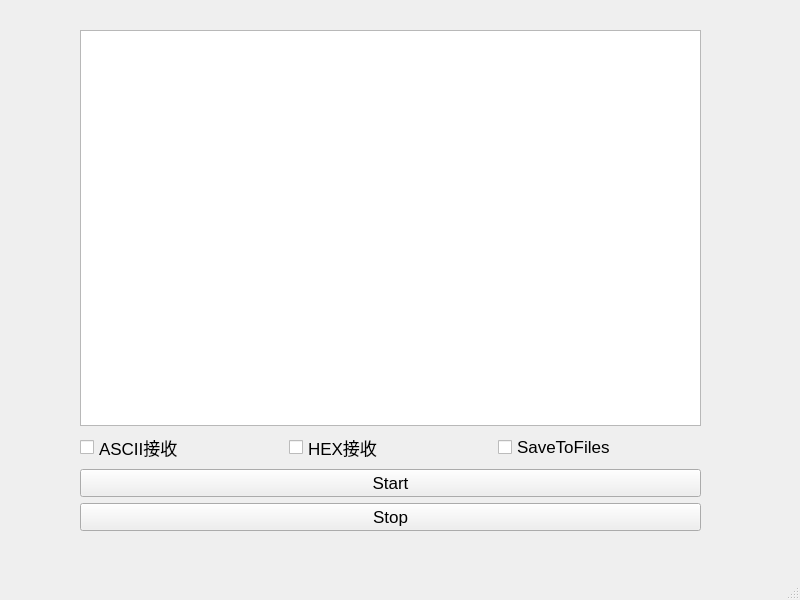
Above: mainwindow.ui from DIWEIKA/QtDemo_UDP_v2.2.4 before the change. Below: the same form after it.
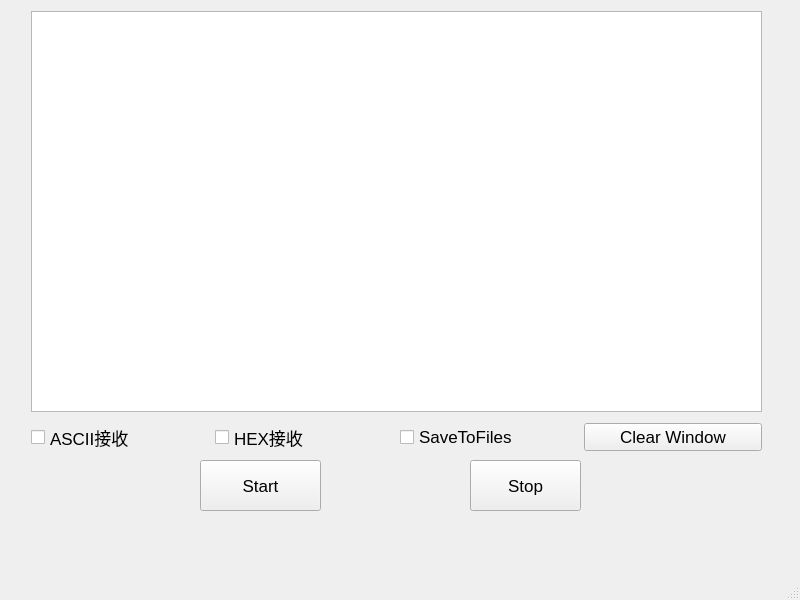
That is the form after the change.

```diff
--- a/mainwindow.ui
+++ b/mainwindow.ui
@@ -19,20 +19,51 @@
    <string>MainWindow</string>
   </property>
   <widget class="QWidget" name="centralwidget">
+   <widget class="QPushButton" name="pushButton_Start">
+    <property name="geometry">
+     <rect>
+      <x>200</x>
+      <y>460</y>
+      <width>121</width>
+      <height>51</height>
+     </rect>
+    </property>
+    <property name="text">
+     <string>Start</string>
+    </property>
+   </widget>
+   <widget class="QPushButton" name="pushButton_Stop">
+    <property name="geometry">
+     <rect>
+      <x>470</x>
+      <y>460</y>
+      <width>111</width>
+      <height>51</height>
+     </rect>
+    </property>
+    <property name="text">
+     <string>Stop</string>
+    </property>
+   </widget>
+   <widget class="QPlainTextEdit" name="textEdit_Msg">
+    <property name="geometry">
+     <rect>
+      <x>31</x>
+      <y>11</y>
+      <width>731</width>
+      <height>401</height>
+     </rect>
+    </property>
+   </widget>
    <widget class="QWidget" name="">
     <property name="geometry">
      <rect>
-      <x>80</x>
-      <y>30</y>
-      <width>621</width>
-      <height>501</height>
+      <x>31</x>
+      <y>421</y>
+      <width>731</width>
+      <height>33</height>
      </rect>
     </property>
-    <layout class="QVBoxLayout" name="verticalLayout">
-     <item>
-      <widget class="QPlainTextEdit" name="textEdit_Msg"/>
-     </item>
-     <item>
       <layout class="QHBoxLayout" name="horizontalLayout">
        <item>
         <widget class="QCheckBox" name="checkBox_ASCII">
@@ -55,19 +86,10 @@
          </property>
         </widget>
        </item>
-      </layout>
-     </item>
      <item>
-      <widget class="QPushButton" name="pushButton_Start">
+      <widget class="QPushButton" name="pushButton_Clear">
        <property name="text">
-        <string>Start</string>
-       </property>
-      </widget>
-     </item>
-     <item>
-      <widget class="QPushButton" name="pushButton_Stop">
-       <property name="text">
-        <string>Stop</string>
+        <string>Clear Window</string>
        </property>
       </widget>
      </item>
```
Left out of the diff: 2 changed lines with no effect on the pictures. Lines whose indentation alone changed are shown as unchanged.
